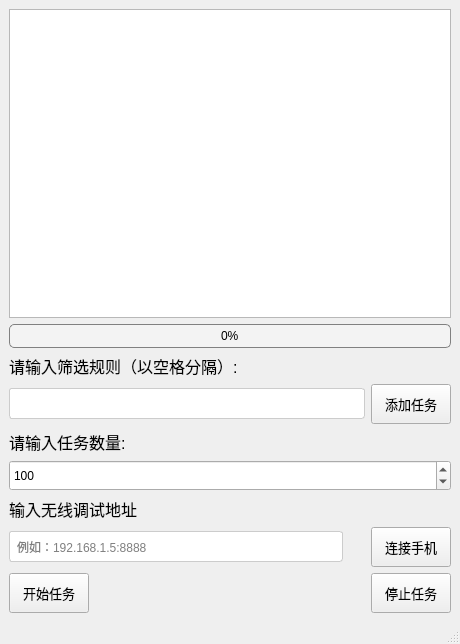
First picture: the form in main_window.ui, repository hongzhe12/ResumeAce, before the edit.
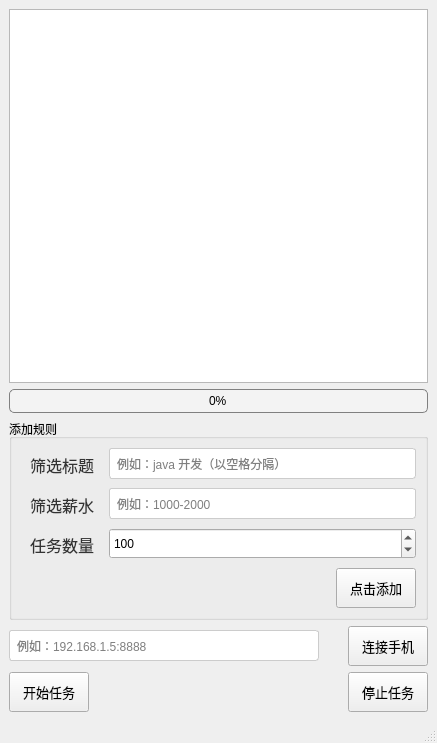
Second picture: the form after the edit. Icons and pictures are not drawn.

Commit message: 1. 修改界面风格为白色 2. 修改进度条样式 3. 新增工资范围筛选功能 4. 新增岗位地点、招聘者姓名、薪水信息写入到日志 5. 新增已投递岗位表格文件生成功能 6. 优化抽屉菜单展开

Diff of the .ui file:
```diff
--- a/main_window.ui
+++ b/main_window.ui
@@ -6,15 +6,55 @@
    <rect>
     <x>0</x>
     <y>0</y>
-    <width>460</width>
-    <height>644</height>
+    <width>437</width>
+    <height>743</height>
    </rect>
   </property>
   <property name="windowTitle">
    <string>简历助手(开源免费仅用于学习交流)</string>
   </property>
   <property name="styleSheet">
-   <string notr="true"/>
+   <string notr="true">/* 整体窗口背景色 */
+QWidget {
+    background - color: #f0f0f0;
+}
+
+/* 标签样式 */
+QLabel {
+    color: #333333;
+    font - size: 12pt;
+    padding: 5px;
+}
+
+/* 输入框样式 */
+QLineEdit {
+    background - color: white;
+    border: 1px solid #ccc;
+    border - radius: 3px;
+    padding: 3px;
+}
+
+
+
+QPushButton:hover {
+    background - color: #45a049; /* 鼠标悬停时的颜色 */
+}
+
+QPushButton:pressed {
+    background - color: #388e3c; /* 按下时的颜色 */
+}
+
+/* 进度条样式 */
+QProgressBar {
+    border: 1px solid #ccc;
+    border - radius: 3px;
+    background - color: white;
+    text - align: center;
+}
+
+QProgressBar::chunk {
+    background - color: #007bff;
+}</string>
   </property>
   <widget class="QWidget" name="centralwidget">
    <layout class="QGridLayout" name="gridLayout">
@@ -68,6 +108,12 @@
      </widget>
     </item>
     <item row="2" column="0">
+     <widget class="QGroupBox" name="groupBox">
+      <property name="title">
+       <string>添加规则</string>
+      </property>
+      <layout class="QFormLayout" name="formLayout">
+       <item row="0" column="0">
      <widget class="QLabel" name="filter_label">
       <property name="font">
        <font>
@@ -75,13 +121,11 @@
        </font>
       </property>
       <property name="text">
-       <string>请输入筛选规则（以空格分隔）:</string>
+          <string>筛选标题</string>
       </property>
      </widget>
     </item>
-    <item row="3" column="0">
-     <layout class="QHBoxLayout" name="horizontalLayout">
-      <item>
+       <item row="0" column="1">
        <widget class="QLineEdit" name="filter_input">
         <property name="minimumSize">
          <size>
@@ -104,29 +148,55 @@
     border-color: #4CAF50;
 }</string>
         </property>
-       </widget>
-      </item>
-      <item>
-       <widget class="QPushButton" name="add_task_button">
-        <property name="minimumSize">
-         <size>
-          <width>0</width>
-          <height>40</height>
-         </size>
-        </property>
+         <property name="inputMask">
+          <string/>
+         </property>
+         <property name="placeholderText">
+          <string>例如：java 开发（以空格分隔）</string>
+         </property>
+        </widget>
+       </item>
+       <item row="1" column="0">
+        <widget class="QLabel" name="filter_label_3">
         <property name="font">
          <font>
-          <pointsize>10</pointsize>
+           <pointsize>12</pointsize>
          </font>
         </property>
         <property name="text">
-         <string>添加任务</string>
+          <string>筛选薪水</string>
         </property>
        </widget>
       </item>
-     </layout>
-    </item>
-    <item row="4" column="0">
+       <item row="1" column="1">
+        <widget class="QLineEdit" name="filter_input_2">
+         <property name="minimumSize">
+          <size>
+           <width>0</width>
+           <height>31</height>
+          </size>
+         </property>
+         <property name="styleSheet">
+          <string notr="true">QLineEdit {
+    padding: 5px;
+    border: 1px solid #ccc;
+    border-radius: 3px;
+}
+
+QLineEdit:hover {
+    border-color: #999;
+}
+
+QLineEdit:focus {
+    border-color: #4CAF50;
+}</string>
+         </property>
+         <property name="placeholderText">
+          <string>例如：1000-2000</string>
+         </property>
+        </widget>
+       </item>
+       <item row="2" column="0">
      <widget class="QLabel" name="num_tasks_label">
       <property name="font">
        <font>
@@ -134,11 +204,11 @@
        </font>
       </property>
       <property name="text">
-       <string>请输入任务数量:</string>
+          <string>任务数量</string>
       </property>
      </widget>
     </item>
-    <item row="5" column="0">
+       <item row="2" column="1">
      <widget class="QSpinBox" name="num_tasks_input">
       <property name="minimumSize">
        <size>
@@ -172,20 +242,46 @@
       </property>
      </widget>
     </item>
-    <item row="6" column="0">
-     <widget class="QLabel" name="filter_label_2">
+       <item row="3" column="0" colspan="2">
+        <layout class="QHBoxLayout" name="horizontalLayout">
+         <item>
+          <spacer name="horizontalSpacer_2">
+           <property name="orientation">
+            <enum>Qt::Orientation::Horizontal</enum>
+           </property>
+           <property name="sizeHint" stdset="0">
+            <size>
+             <width>40</width>
+             <height>20</height>
+            </size>
+           </property>
+          </spacer>
+         </item>
+         <item>
+          <widget class="QPushButton" name="add_task_button">
+           <property name="minimumSize">
+            <size>
+             <width>0</width>
+             <height>40</height>
+            </size>
+           </property>
       <property name="font">
        <font>
-        <pointsize>12</pointsize>
+             <pointsize>10</pointsize>
        </font>
       </property>
       <property name="text">
-       <string>输入无线调试地址</string>
+            <string>点击添加</string>
       </property>
      </widget>
     </item>
-    <item row="7" column="0">
-     <layout class="QHBoxLayout" name="horizontalLayout_2">
+        </layout>
+       </item>
+      </layout>
+     </widget>
+    </item>
+    <item row="3" column="0">
+     <layout class="QHBoxLayout" name="horizontalLayout_3">
       <item>
        <widget class="QLineEdit" name="ip">
         <property name="minimumSize">
@@ -209,6 +305,9 @@
     border-color: #4CAF50;
 }</string>
         </property>
+        <property name="text">
+         <string/>
+        </property>
         <property name="placeholderText">
          <string>例如：192.168.1.5:8888</string>
         </property>
@@ -256,8 +355,8 @@
       </item>
      </layout>
     </item>
-    <item row="8" column="0">
-     <layout class="QHBoxLayout" name="horizontalLayout_3">
+    <item row="4" column="0">
+     <layout class="QHBoxLayout" name="horizontalLayout_2">
       <item>
        <widget class="QPushButton" name="start_button">
         <property name="minimumSize">
```
Left out of the diff: 4 changed lines with no effect on the pictures. Lines whose indentation alone changed are shown as unchanged. The commit also changes 2 other files.
